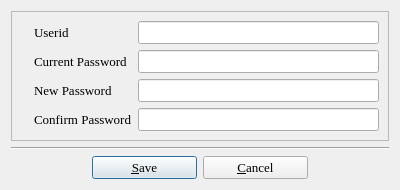
Old version of the form password.ui in the repository textbrowser/biblioteq.
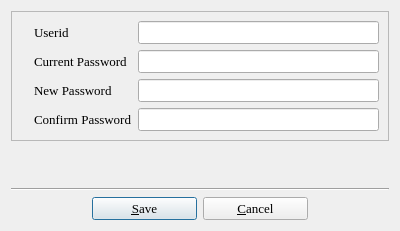
New version of the form. Icons and pictures are not drawn.

What changed in the file:
```diff
--- a/password.ui
+++ b/password.ui
@@ -6,7 +6,7 @@
     <x>0</x>
     <y>0</y>
     <width>400</width>
-    <height>185</height>
+    <height>231</height>
    </rect>
   </property>
   <property name="minimumSize" >
```
Left out of the diff: 16 changed lines with no effect on the pictures.
